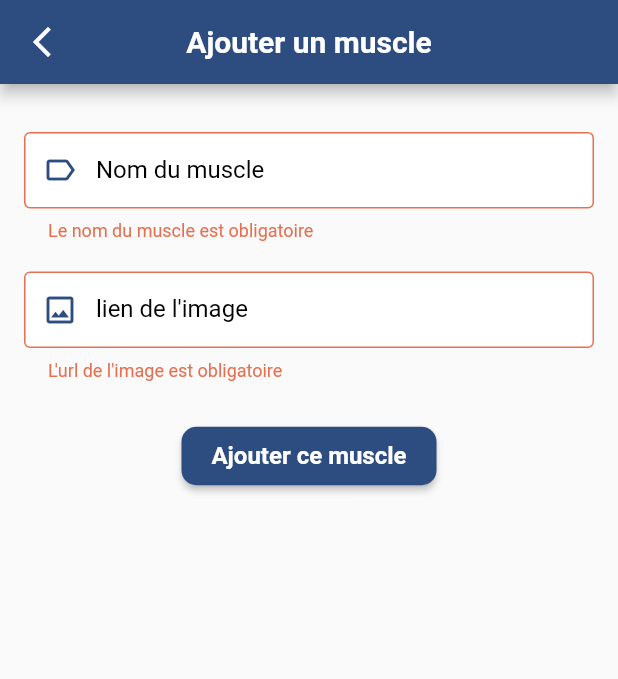
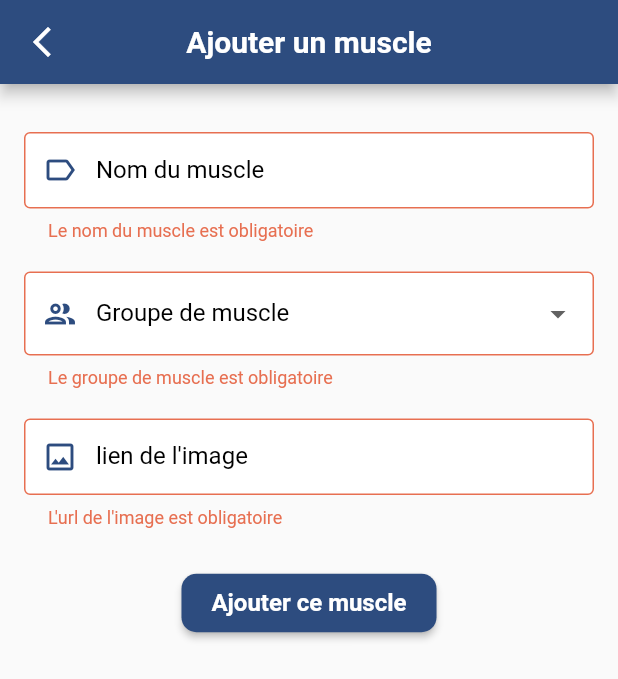
Before and after one commit to kevindjeradi/Ksport, a Flutter app: the CreateMusclePage screen opened directly, after a tap on "Ajouter ce muscle", on a phone screen of 412 x 824 dp. Shown: the top 679 px of the screen. Run offline on Flutter 3.47's test engine with Material 2 defaults, Android fonts, the phone set to English and light mode, and no system bars; our stand-ins replace circular_countdown_timer, flutter_secure_storage; accounts and stored records are empty.

Commit message:
adding controller for muscle group, creating dropdownbutton to select muscle group

```diff
--- a/k_sport_front/lib/views/workout_page/create_muscle_page.dart
+++ b/k_sport_front/lib/views/workout_page/create_muscle_page.dart
@@ -1,3 +1,4 @@
+// create_muscle_page.dart
 import 'package:flutter/material.dart';
 import 'package:k_sport_front/components/generic/custom_loader.dart';
 import 'package:k_sport_front/components/generic/custom_snackbar.dart';
@@ -17,9 +18,11 @@ class CreateMusclePageState extends State<CreateMusclePage> {
   final _formKey = GlobalKey<FormState>();
   final _imageUrlController = TextEditingController();
   final _labelController = TextEditingController();
+  final _groupController = TextEditingController();
+  final List<String> muscleGroups = ["Jambes", "Bras", "Dos", "Torse"];
   bool _isLoading = false;
   String? _imageUrlPreview;
-  bool _UrlIsImage = false;
+  bool _urlIsImage = false;
 
   @override
   void dispose() {
@@ -40,7 +43,7 @@ class CreateMusclePageState extends State<CreateMusclePage> {
           return;
         }
       }
-      if (!_UrlIsImage) {
+      if (!_urlIsImage) {
         if (mounted) {
           showCustomSnackBar(
               context, "L'URL n'est pas une image", SnackBarType.error);
@@ -56,6 +59,7 @@ class CreateMusclePageState extends State<CreateMusclePage> {
           imageUrl: _imageUrlController.text,
           label: _labelController.text,
           detailTitle: _labelController.text,
+          groupe: _groupController.text,
         );
 
         await Api.addMuscle(muscle);
@@ -125,6 +129,38 @@ class CreateMusclePageState extends State<CreateMusclePage> {
                         },
                       ),
                       const SizedBox(height: 20),
+                      DropdownButtonFormField<String>(
+                        decoration: InputDecoration(
+                          labelText: 'Groupe de muscle',
+                          border: const OutlineInputBorder(),
+                          prefixIcon: Icon(Icons.group_outlined,
+                              color: theme.colorScheme.primary),
+                          labelStyle:
+                              TextStyle(color: theme.colorScheme.onSurface),
+                        ),
+                        value: _groupController.text.isEmpty
+                            ? null
+                            : _groupController.text,
+                        onChanged: (String? newValue) {
+                          setState(() {
+                            _groupController.text = newValue!;
+                          });
+                        },
+                        items: muscleGroups
+                            .map<DropdownMenuItem<String>>((String value) {
+                          return DropdownMenuItem<String>(
+                            value: value,
+                            child: Text(value),
+                          );
+                        }).toList(),
+                        validator: (value) {
+                          if (value == null || value.isEmpty) {
+                            return 'Le groupe de muscle est obligatoire';
+                          }
+                          return null;
+                        },
+                      ),
+                      const SizedBox(height: 20),
                       TextFormField(
                         controller: _imageUrlController,
                         onChanged: (_) => _updatePreview(),
@@ -161,14 +197,14 @@ class CreateMusclePageState extends State<CreateMusclePage> {
                           loadingBuilder: (BuildContext context, Widget child,
                               ImageChunkEvent? loadingProgress) {
                             if (loadingProgress == null) {
-                              _UrlIsImage = true;
+                              _urlIsImage = true;
                               return child;
                             } else {
                               return const Center(child: CustomLoader());
                             }
                           },
                           errorBuilder: (context, error, stackTrace) {
-                            _UrlIsImage = false;
+                            _urlIsImage = false;
                             return Padding(
                               padding: const EdgeInsets.all(16.0),
                               child: Column(
```
